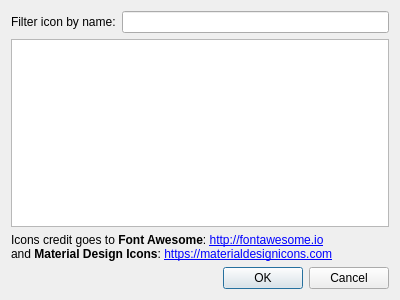
Before: the Qt Designer form library/tulip-gui/designer/TulipFontIconDialog.ui in Tulip-Dev/tulip, drawn with Qt 5.
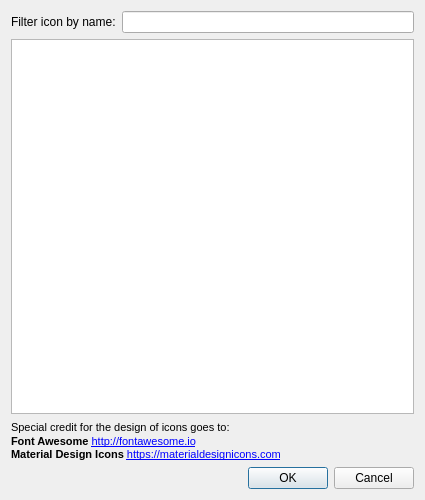
After: the same form once the commit is applied.

Commit message: update Material Desgin Icons font to version 2.3.50 + rework management of icons fonts + add scripts to generate c++ code needed to init these fonts (see new library/tulip-core/src/TulipInit*.cpp files)

The edit to the form file:
```diff
--- a/library/tulip-gui/designer/TulipFontIconDialog.ui
+++ b/library/tulip-gui/designer/TulipFontIconDialog.ui
@@ -6,14 +6,20 @@
    <rect>
     <x>0</x>
     <y>0</y>
-    <width>400</width>
-    <height>300</height>
+    <width>425</width>
+    <height>500</height>
    </rect>
   </property>
+  <property name="sizePolicy">
+   <sizepolicy hsizetype="Preferred" vsizetype="Preferred">
+    <horstretch>0</horstretch>
+    <verstretch>0</verstretch>
+   </sizepolicy>
+  </property>
   <property name="minimumSize">
    <size>
     <width>400</width>
-    <height>300</height>
+    <height>500</height>
    </size>
   </property>
   <property name="windowTitle">
@@ -47,13 +53,18 @@
    <item>
     <widget class="QLabel" name="iconsCreditLabel">
      <property name="text">
-      <string>&lt;p&gt;
-Icons credit goes to &lt;b&gt;Font Awesome&lt;/b&gt;: &lt;a href=&quot;http://fontawesome.io&quot;&gt;http://fontawesome.io&lt;/a&gt;&lt;br/&gt; and &lt;b&gt;Material Design Icons&lt;/b&gt;: &lt;a href=&quot;https://materialdesignicons.com&quot;&gt;https://materialdesignicons.com&lt;/a&gt; 
-&lt;/p&gt;</string>
+      <string>&lt;html&gt;&lt;head/&gt;&lt;body&gt;&lt;p&gt;&lt;span style=&quot; font-size:8pt;&quot;&gt;Special credit for the design of icons goes to:&lt;/span&gt;&lt;br/&gt;&lt;span style=&quot; font-size:8pt; font-weight:600;&quot;&gt;Font Awesome &lt;/span&gt;&lt;a href=&quot;http://fontawesome.io&quot;&gt;&lt;span style=&quot; font-size:8pt; color:#0000ff;&quot;&gt;http://fontawesome.io&lt;/span&gt;&lt;/a&gt;&lt;br/&gt;
+&lt;span style=&quot; font-size:8pt; font-weight:600;&quot;&gt;Material Design Icons &lt;/span&gt;&lt;a href=&quot;https://materialdesignicons.com&quot;&gt;&lt;span style=&quot;font-size:8pt;color:#0000ff;&quot;&gt;https://materialdesignicons.com&lt;/span&gt;&lt;/a&gt;&lt;/p&gt;&lt;/body&gt;&lt;/html&gt;</string>
      </property>
      <property name="textFormat">
       <enum>Qt::AutoText</enum>
      </property>
+     <property name="scaledContents">
+      <bool>false</bool>
+     </property>
+     <property name="margin">
+      <number>0</number>
+     </property>
      <property name="openExternalLinks">
       <bool>false</bool>
      </property>
```
The commit also changes 19 other files.
